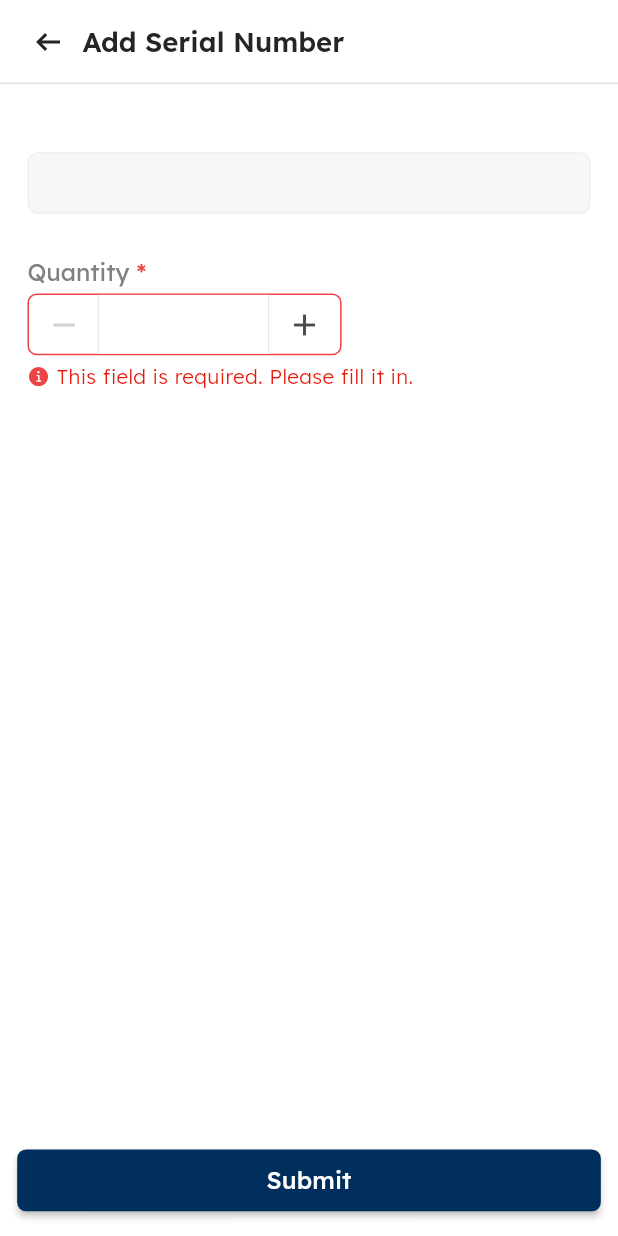
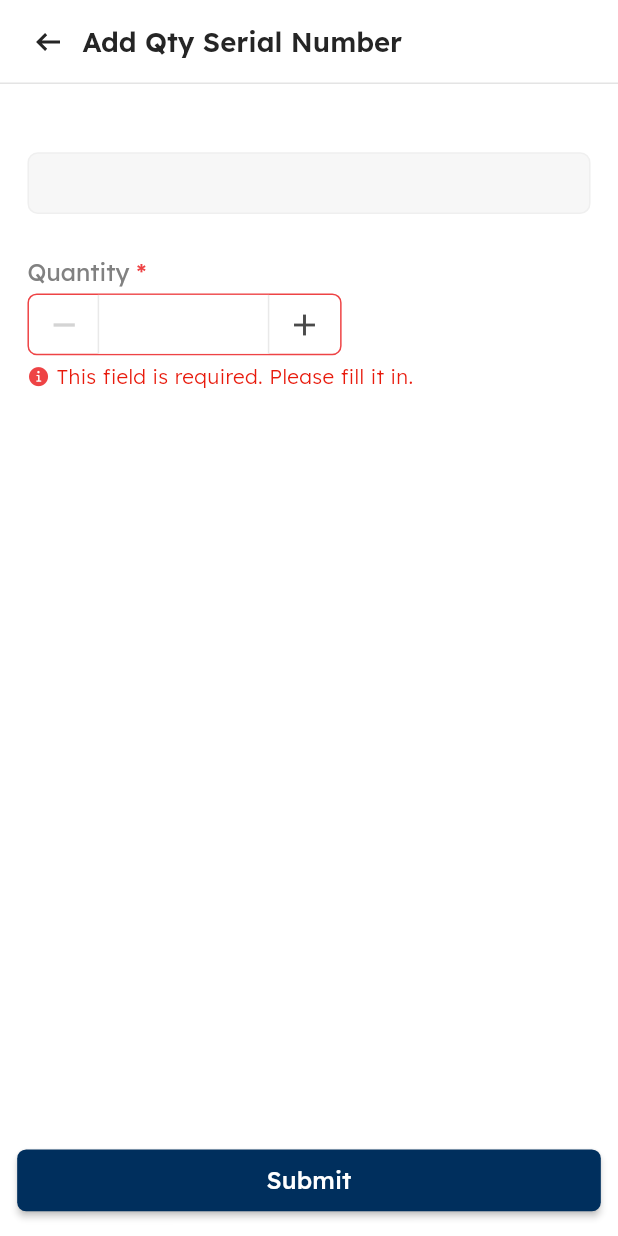
Before and after one commit to teguhw-scaleocean/inventory_3, a Flutter app: the ReceiptProductMenuOfProductDetailScreen screen opened directly with sample values from the repository, after a tap on the "add" icon, on a phone screen of 412 x 824 dp. Run offline on Flutter 3.47's test engine with Material 3 defaults, Android fonts, the light colour scheme and no system bars; our stand-ins replace awesome_dialog, device_preview, dropdown_button2, dropdown_search, flutter_bloc, flutter_screenutil and 2 more; missing offline and left inert: flutter_dash, qr_code_scanner, smooth_highlight, time_picker_spinner.

Commit message:
fix-add-pallet-count-on-submit, fix-add-quantity-count-on-submit

```diff
--- a/lib/presentation/receipt/receipt_pallet/cubit/count_cubit.dart
+++ b/lib/presentation/receipt/receipt_pallet/cubit/count_cubit.dart
@@ -21,4 +21,9 @@ class CountCubit extends Cubit<CountState> {
   }
 
   void update(data) => emit(data);
+
+  void submit(double qty) {
+    emit(state.copyWith(quantity: qty));
+    log("state.quantity: ${state.quantity}");
+  }
 }
--- a/lib/presentation/receipt/receipt_pallet/screens/product_detail/add_product_screen.dart
+++ b/lib/presentation/receipt/receipt_pallet/screens/product_detail/add_product_screen.dart
@@ -7,6 +7,7 @@ import 'package:flutter_bloc/flutter_bloc.dart';
 import 'package:flutter_screenutil/flutter_screenutil.dart';
 
 import 'package:inventory_v3/common/components/custom_app_bar.dart';
+import 'package:inventory_v3/common/components/reusable_field_required.dart';
 import 'package:inventory_v3/presentation/receipt/receipt_pallet/cubit/count_cubit.dart';
 import 'package:inventory_v3/presentation/receipt/receipt_pallet/cubit/count_state.dart';
 
@@ -63,7 +64,7 @@ class _AddProductScreenState extends State<AddProductScreen> {
     addType = widget.addType;
 
     if (addType == 0) {
-      tracking = "Serial Number";
+      tracking = "Qty Serial Number";
     } else if (addType == 1) {
       tracking = "Qty No Tracking";
       label = "SKU";
@@ -193,6 +194,8 @@ class _AddProductScreenState extends State<AddProductScreen> {
 
             isQtyButtonEnabled = state.quantity > 0;
           }, builder: (context, state) {
+            var countCubit = context.read<CountCubit>();
+
             borderColor = (isQtyButtonEnabled)
                 ? ColorName.borderColor
                 : ColorName.badgeRedColor;
@@ -226,59 +229,18 @@ class _AddProductScreenState extends State<AddProductScreen> {
                   qtyController.value = TextEditingValue(
                     text: value.toString(),
                   );
+
+                  countCubit.submit(value);
                 });
-                // otherSetState(() {
-                // totalQty = double.tryParse(v) ?? 0.00;
-
-                // // setState(() {
-                // qtyController.value = TextEditingValue(
-                //   text: totalQty.toString(),
-                // );
-
-                // if (totalQty >= 1) {
-                //   qtyIconColor = ColorName.grey10Color;
-                //   qtyTextColor = ColorName.grey10Color;
-                // }
-                // });
-                // });
               },
               onDecreased: () {
-                // if (totalQty != 0.0) {
-                //   otherSetState(() {
-                //     totalQty--;
-                //     qtyController =
-                //         TextEditingController(text: totalQty.toString());
-                //     qtyIconColor = ColorName.grey10Color;
-                //     qtyTextColor = ColorName.grey10Color;
-                //     debugPrint("totalQty Increased: $totalQty");
-                //   });
-                // } else {
-                //   otherSetState(() {
-                //     borderColor = ColorName.badgeRedColor;
-                //     qtyIconColor = ColorName.grey18Color;
-                //   });
-                // }
                 if (state.quantity >= 1) {
-                  context.read<CountCubit>().decrement(value);
-                  // qtyController =
-                  //     TextEditingController(text: state.quantity.toString());
+                  countCubit.decrement(value);
                 }
               },
               onIncreased: () {
                 value = double.parse(qtyController.text);
-                // if (totalQty >= 1) {
-                // otherSetState(() {
-                //   qtyIconColor = ColorName.grey10Color;
-                //   qtyTextColor = ColorName.grey10Color;
-                //   borderColor = ColorName.borderColor;
-                //   totalQty++;
-                //   qtyController =
-                //       TextEditingController(text: totalQty.toString());
-                // });
-                // }
-                context.read<CountCubit>().increment(value);
-                // qtyController =
-                //     TextEditingController(text: state.quantity.toString());
+                countCubit.increment(value);
               },
             );
           }),
@@ -286,28 +248,7 @@ class _AddProductScreenState extends State<AddProductScreen> {
             if (isQtyButtonEnabled) {
               return const SizedBox();
             }
-            return Column(
-              crossAxisAlignment: CrossAxisAlignment.start,
-              children: [
-                SizedBox(height: 4.h),
-                Row(
-                  children: [
-                    Icon(
-                      CupertinoIcons.info_circle_fill,
-                      color: ColorName.badgeRedColor,
-                      size: 13.w,
-                    ),
-                    SizedBox(width: 4.w),
-                    Text(
-                      "This field is required. Please fill it in.",
-                      style: BaseText.red2Text12.copyWith(
-                        fontWeight: BaseText.light,
-                      ),
-                    )
-                  ],
-                )
-              ],
-            );
+            return reusableFieldRequired();
           }),
         ],
       );
```
Also changed, not shown: lib/presentation/receipt/receipt_pallet/screens/pallet/add_pallet_screen.dart (+6 -4 lines).
